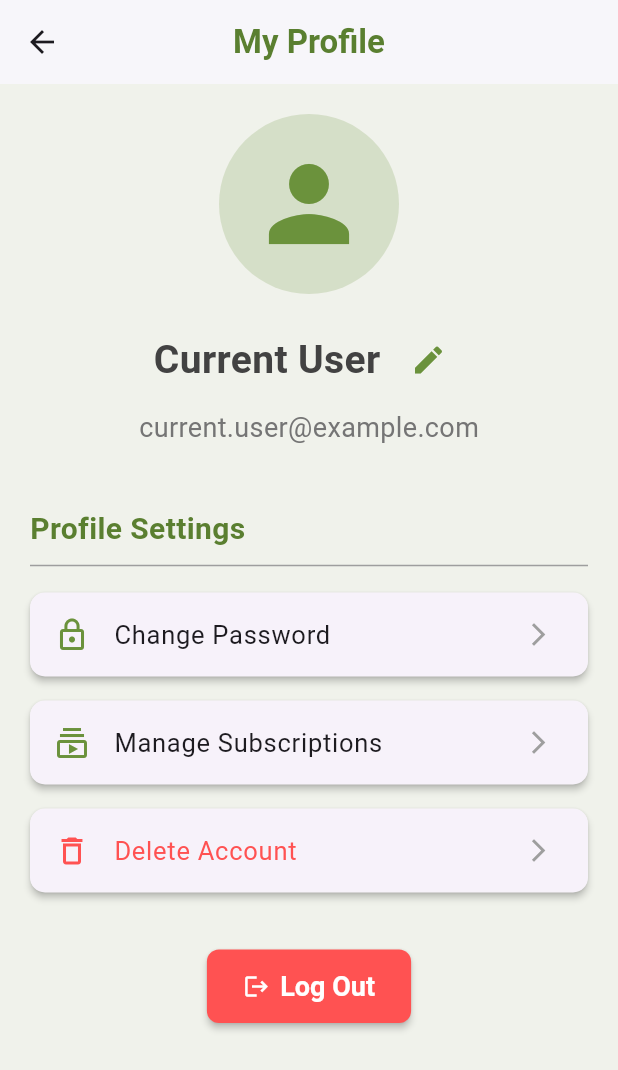
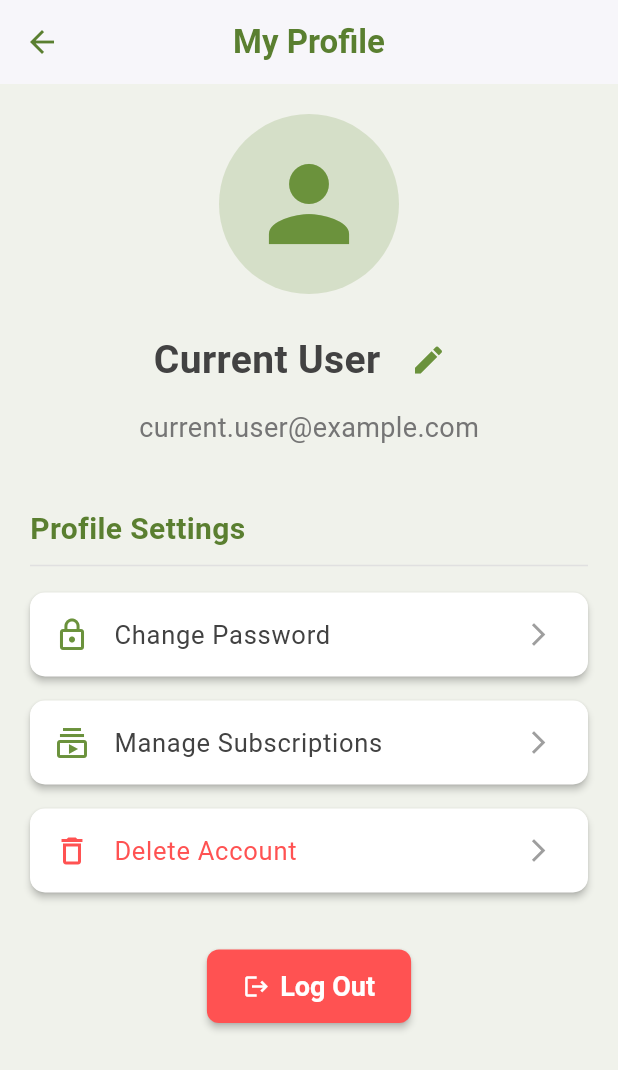
Before and after one commit to Aqilah87/RelaxRead2, a Flutter app: the UserProfilePage screen opened directly, on a phone screen of 412 x 824 dp. Shown: the top 1070 px of the screen. Run offline on Flutter 3.47's test engine with Material 3 defaults, Android fonts, the phone set to English and light mode, and no system bars; our stand-ins replace fl_chart, shared_preferences; accounts and stored records are empty.

Commit message:
update dark mode to user profile

```diff
--- a/relaxread2/lib/user/user_profile.dart
+++ b/relaxread2/lib/user/user_profile.dart
@@ -1,5 +1,7 @@
 import 'package:flutter/material.dart';
+import 'package:provider/provider.dart'; // Import provider
 import 'package:relaxread2/login_page.dart'; // Import the login page for navigation
+import '../theme_provider.dart'; // Ensure this path is correct for ThemeProvider
 
 class UserProfilePage extends StatefulWidget {
   // Now requires userName and userEmail to be passed in
@@ -38,20 +40,54 @@ class _UserProfilePageState extends State<UserProfilePage> {
 
   @override
   Widget build(BuildContext context) {
+    // Access ThemeProvider to get the current theme mode
+    final themeProvider = Provider.of<ThemeProvider>(context);
+    final bool isDarkMode = themeProvider.isDarkMode;
+
+    // Define colors based on the current theme mode
+    final Color appBarColor = isDarkMode
+        ? const Color(0xFF1E1E1E)
+        : Colors.white;
+    final Color scaffoldBackgroundColor = isDarkMode
+        ? const Color(0xFF121212)
+        : const Color(0xFFF0F2EB);
+    final Color appBarTitleColor = isDarkMode
+        ? primaryGreen
+        : loginPrimaryGreen;
+    final Color textColor = isDarkMode ? Colors.white70 : Colors.grey[800]!;
+    final Color lightTextColor = isDarkMode
+        ? Colors.grey[400]!
+        : Colors.grey[600]!;
+    final Color cardBackgroundColor = isDarkMode
+        ? const Color(0xFF3A3A3A)
+        : Colors.white;
+    final Color dividerColor = isDarkMode
+        ? Colors.grey[700]!
+        : Colors.grey[300]!;
+    final Color sectionTitleColor = isDarkMode
+        ? primaryGreen
+        : loginPrimaryGreen;
+    final Color trailingIconColor = isDarkMode
+        ? Colors.grey[500]!
+        : Colors.grey;
+
     return Scaffold(
-      backgroundColor: const Color(0xFFF0F2EB), // Consistent light background
+      backgroundColor: scaffoldBackgroundColor, // Dynamic background color
       appBar: AppBar(
-        backgroundColor: Colors.white,
+        backgroundColor: appBarColor, // Dynamic app bar background
         elevation: 1.0,
         title: Text(
           'My Profile',
           style: TextStyle(
-            color: loginPrimaryGreen,
+            color: appBarTitleColor, // Dynamic app bar title color
             fontWeight: FontWeight.bold,
             fontSize: 22,
           ),
         ),
         centerTitle: true, // Center the title
+        iconTheme: IconThemeData(
+          color: appBarTitleColor, // Color for the back arrow icon
+        ),
       ),
       body: SingleChildScrollView(
         padding: const EdgeInsets.all(20.0),
@@ -62,13 +98,15 @@ class _UserProfilePageState extends State<UserProfilePage> {
             // User Avatar/Profile Picture
             CircleAvatar(
               radius: 60,
-              backgroundColor: primaryGreen.withOpacity(
-                0.2,
-              ), // Light green background
+              backgroundColor: isDarkMode
+                  ? primaryGreen.withOpacity(0.4)
+                  : primaryGreen.withOpacity(0.2), // Dynamic background
               child: Icon(
                 Icons.person,
                 size: 80,
-                color: primaryGreen, // Green icon
+                color: isDarkMode
+                    ? Colors.white
+                    : primaryGreen, // Dynamic icon color
               ),
               // You can replace this with an actual user image:
               // backgroundImage: NetworkImage('https://example.com/user_profile.jpg'),
@@ -84,7 +122,7 @@ class _UserProfilePageState extends State<UserProfilePage> {
                   style: TextStyle(
                     fontSize: 26,
                     fontWeight: FontWeight.bold,
-                    color: Colors.grey[800],
+                    color: textColor, // Dynamic text color
                   ),
                 ),
                 const SizedBox(width: 8),
@@ -109,7 +147,10 @@ class _UserProfilePageState extends State<UserProfilePage> {
             // User Email Display
             Text(
               widget.userEmail, // Display user email passed from constructor
-              style: TextStyle(fontSize: 18, color: Colors.grey[600]),
+              style: TextStyle(
+                fontSize: 18,
+                color: lightTextColor,
+              ), // Dynamic text color
             ),
             const SizedBox(height: 40),
 
@@ -121,11 +162,15 @@ class _UserProfilePageState extends State<UserProfilePage> {
                 style: TextStyle(
                   fontSize: 20,
                   fontWeight: FontWeight.bold,
-                  color: loginPrimaryGreen,
+                  color: sectionTitleColor, // Dynamic section title color
                 ),
               ),
             ),
-            const Divider(height: 20, thickness: 1, color: Colors.grey),
+            Divider(
+              height: 20,
+              thickness: 1,
+              color: dividerColor,
+            ), // Dynamic divider color
 
             Card(
               margin: const EdgeInsets.symmetric(vertical: 8.0),
@@ -133,16 +178,20 @@ class _UserProfilePageState extends State<UserProfilePage> {
                 borderRadius: BorderRadius.circular(10.0),
               ),
               elevation: 2.0,
+              color: cardBackgroundColor, // Dynamic card background
               child: ListTile(
                 leading: Icon(Icons.lock_outline, color: primaryGreen),
-                title: const Text(
+                title: Text(
                   'Change Password',
-                  style: TextStyle(fontSize: 17),
+                  style: TextStyle(
+                    fontSize: 17,
+                    color: textColor,
+                  ), // Dynamic text color
                 ),
-                trailing: const Icon(
+                trailing: Icon(
                   Icons.arrow_forward_ios,
                   size: 18,
-                  color: Colors.grey,
+                  color: trailingIconColor, // Dynamic trailing icon color
                 ),
                 onTap: () {
                   ScaffoldMessenger.of(context).showSnackBar(
@@ -158,19 +207,23 @@ class _UserProfilePageState extends State<UserProfilePage> {
                 borderRadius: BorderRadius.circular(10.0),
               ),
               elevation: 2.0,
+              color: cardBackgroundColor, // Dynamic card background
               child: ListTile(
                 leading: Icon(
                   Icons.subscriptions_outlined,
                   color: primaryGreen,
                 ),
-                title: const Text(
+                title: Text(
                   'Manage Subscriptions',
-                  style: TextStyle(fontSize: 17),
+                  style: TextStyle(
+                    fontSize: 17,
+                    color: textColor,
+                  ), // Dynamic text color
                 ),
-                trailing: const Icon(
+                trailing: Icon(
                   Icons.arrow_forward_ios,
                   size: 18,
-                  color: Colors.grey,
+                  color: trailingIconColor, // Dynamic trailing icon color
                 ),
                 onTap: () {
                   ScaffoldMessenger.of(context).showSnackBar(
@@ -186,8 +239,9 @@ class _UserProfilePageState extends State<UserProfilePage> {
                 borderRadius: BorderRadius.circular(10.0),
               ),
               elevation: 2.0,
+              color: cardBackgroundColor, // Dynamic card background
               child: ListTile(
-                leading: Icon(
+                leading: const Icon(
                   Icons.delete_outline,
                   color: Colors.redAccent,
                 ), // Red icon for delete
@@ -195,10 +249,10 @@ class _UserProfilePageState extends State<UserProfilePage> {
                   'Delete Account',
                   style: TextStyle(fontSize: 17, color: Colors.redAccent),
                 ), // Red text for delete
-                trailing: const Icon(
+                trailing: Icon(
                   Icons.arrow_forward_ios,
                   size: 18,
-                  color: Colors.grey,
+                  color: trailingIconColor, // Dynamic trailing icon color
                 ),
                 onTap: () {
                   ScaffoldMessenger.of(context).showSnackBar(
```
